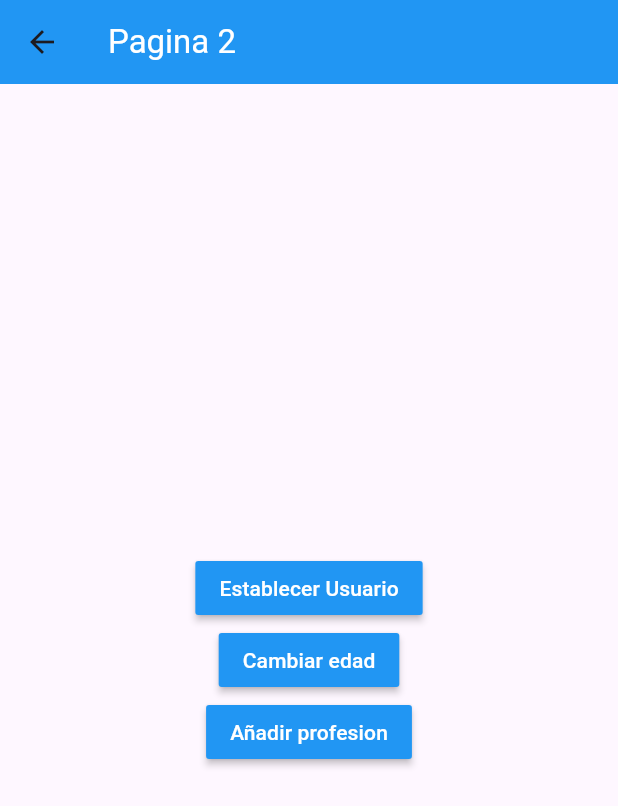
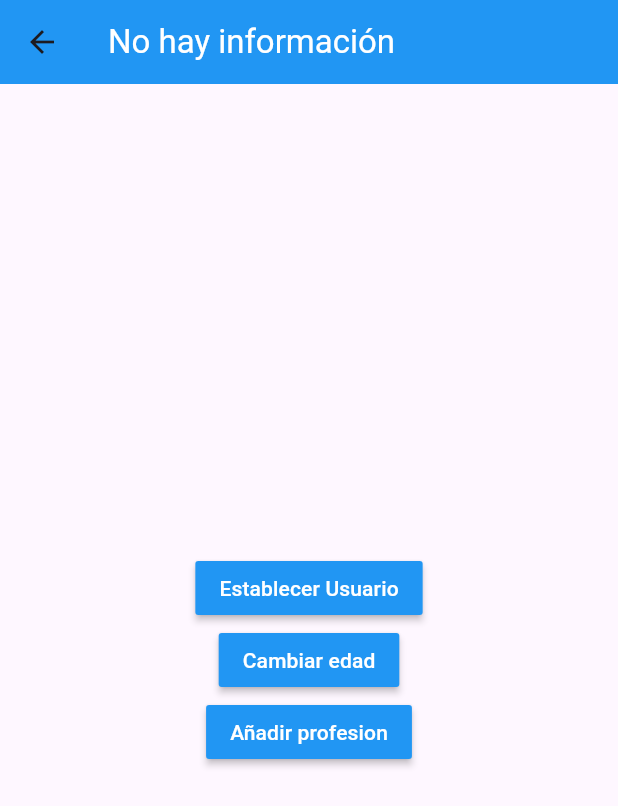
Before and after one commit to max-vigtov/flutter-states, a Flutter app: the screen it shows after launch, after a tap on the "accessibility new" icon, on a phone screen of 412 x 824 dp. Shown: the top 806 px of the screen. Run offline on Flutter 3.47's test engine with Material 3 defaults, Android fonts, the phone set to English and light mode, and no system bars; accounts and stored records are empty.

Commit message:
Singleton: Broadcast listeners & update user state added

```diff
--- a/lib/screens/pagina1_screen.dart
+++ b/lib/screens/pagina1_screen.dart
@@ -12,9 +12,14 @@ class Pagina1Screen extends StatelessWidget {
         title: Text('Pagina 1', style: TextStyle( color: Colors.white),),
         backgroundColor: Colors.blue,
       ),
-      body: userService.userExist
-        ? UserDataWidget( userService.user,)
-        : Center(child: Text('No hay información')),
+      body: StreamBuilder(
+        stream: userService.userStream,
+        builder: (BuildContext context, AsyncSnapshot<User> snapshot) {
+          return snapshot.hasData
+            ? UserDataWidget( userService.user,)
+            : Center(child: Text('No hay información'));
+        },
+      ),
       floatingActionButton: FloatingActionButton(
         backgroundColor: Colors.blue,
         child: Icon(Icons.accessibility_new, color: Colors.white,),
--- a/lib/screens/pagina2_screen.dart
+++ b/lib/screens/pagina2_screen.dart
@@ -9,7 +9,16 @@ class Pagina2Screen extends StatelessWidget {
   Widget build(BuildContext context) {
     return Scaffold(
       appBar: AppBar(
-        title: const Text('Pagina 2', style: TextStyle( color: Colors.white),),
+        title: StreamBuilder(
+        stream: userService.userStream,
+        builder: (BuildContext context, AsyncSnapshot<User> snapshot) {
+          return snapshot.hasData
+            ?  Text( snapshot.data!.name, style: TextStyle( color: Colors.white),) //UserDataWidget( userService.user,)
+            :  Text('No hay información', style: TextStyle( color: Colors.white),) ;
+        },
+      ),
+
+
         backgroundColor: Colors.blue,
       ),
       body: Center(
```
Also changed, not shown: lib/services/user_service.dart (+12 -0 lines).
